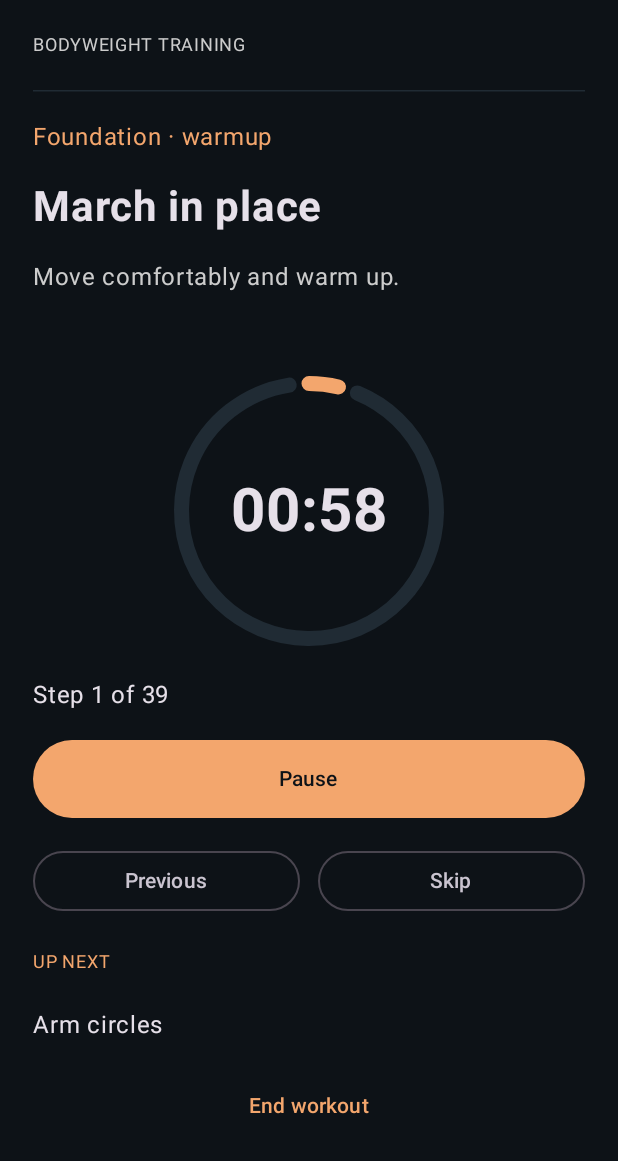
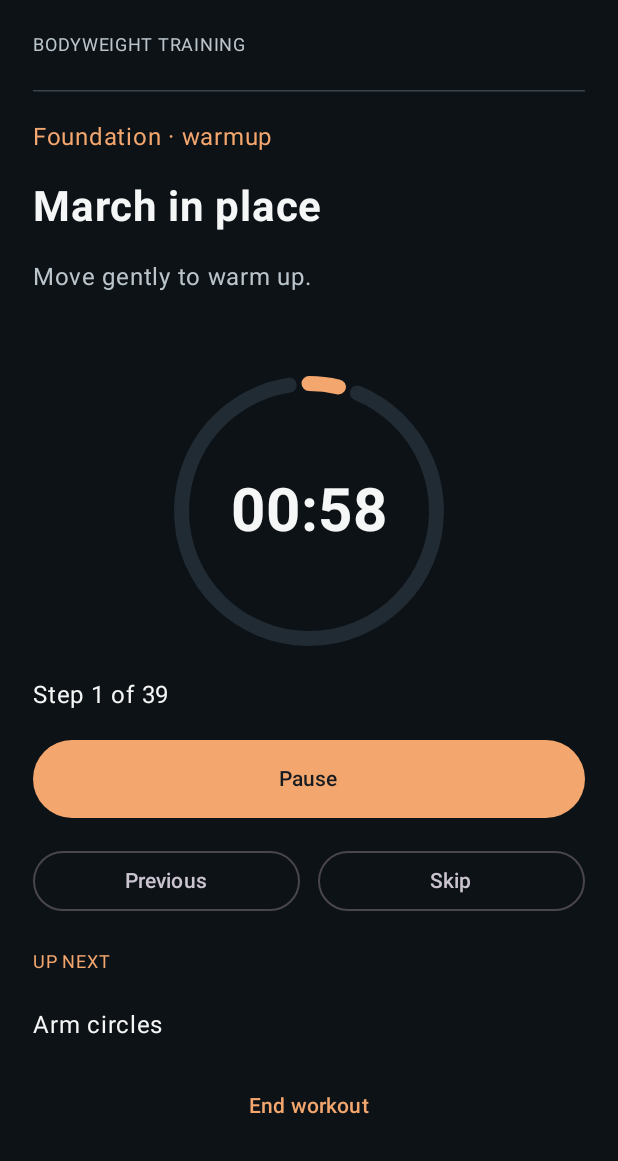
Before and after one commit to JackWilliamDonaghy-Dev/forge-android, an Android app built with Jetpack Compose: the screen it shows after launch (MainActivity), after a tap on an icon or button, on a phone screen of 412 x 824 dp, the part 75-1236 px from its top. Run offline under Robolectric (Android 15) with nearby library versions, the phone set to English and light mode, and no system bars.

Commit message:
feat: concise workout cues and four persistent Compose themes

```diff
--- a/app/build.gradle.kts
+++ b/app/build.gradle.kts
@@ -10,8 +10,8 @@ android {
         applicationId = "dev.jackdonaghy.forge"
         minSdk = 26
         targetSdk = 35
-        versionCode = 1
-        versionName = "0.1.0"
+        versionCode = 2
+        versionName = "0.2.0"
     }
     buildTypes { release { isMinifyEnabled = false } }
     compileOptions {
--- /dev/null
+++ b/app/src/main/java/dev/jackdonaghy/forge/CoachingPrompts.kt
@@ -0,0 +1,10 @@
+package dev.jackdonaghy.forge
+
+/** Keep audible prompts short: the screen already explains what's coming next. */
+object CoachingPrompts {
+    fun start(step: Step): String = when (step.phase) {
+        Phase.REST -> "Rest."
+        Phase.WARMUP, Phase.EXERCISE, Phase.COOLDOWN -> "${step.name}."
+    }
+    const val completed = "Workout complete. Well done."
+}
--- /dev/null
+++ b/app/src/main/java/dev/jackdonaghy/forge/ForgeTheme.kt
@@ -0,0 +1,50 @@
+package dev.jackdonaghy.forge
+
+import androidx.compose.ui.graphics.Color
+
+enum class ForgeTheme(val title: String, val description: String) {
+    EMBER("Ember", "Charcoal & orange"),
+    OCEAN("Ocean", "Navy & cyan"),
+    FOREST("Forest", "Green & sage"),
+    DAYLIGHT("Daylight", "Ivory & blue");
+
+    companion object {
+        fun fromPreference(value: String?): ForgeTheme =
+            entries.firstOrNull { it.name == value } ?: EMBER
+    }
+}
+
+data class ForgePalette(
+    val background: Color,
+    val surface: Color,
+    val accent: Color,
+    val onAccent: Color,
+    val text: Color,
+    val muted: Color,
+    val outline: Color,
+    val isLight: Boolean = false
+)
+
+fun ForgeTheme.palette(): ForgePalette = when (this) {
+    ForgeTheme.EMBER -> ForgePalette(
+        background = Color(0xFF0D1217), surface = Color(0xFF202B34),
+        accent = Color(0xFFF3A66D), onAccent = Color(0xFF151B20),
+        text = Color(0xFFF5F6F6), muted = Color(0xFFBBC5CC), outline = Color(0xFF38454E)
+    )
+    ForgeTheme.OCEAN -> ForgePalette(
+        background = Color(0xFF0C1C2C), surface = Color(0xFF19354A),
+        accent = Color(0xFF66D9E8), onAccent = Color(0xFF08202B),
+        text = Color(0xFFF2FBFF), muted = Color(0xFFB9D3DE), outline = Color(0xFF38576C)
+    )
+    ForgeTheme.FOREST -> ForgePalette(
+        background = Color(0xFF10251E), surface = Color(0xFF223C31),
+        accent = Color(0xFFA5D6A7), onAccent = Color(0xFF152C1A),
+        text = Color(0xFFF4FAF4), muted = Color(0xFFCAD8C9), outline = Color(0xFF43604D)
+    )
+    ForgeTheme.DAYLIGHT -> ForgePalette(
+        background = Color(0xFFF7F5EE), surface = Color(0xFFE9E6DC),
+        accent = Color(0xFF315D8C), onAccent = Color.White,
+        text = Color(0xFF192736), muted = Color(0xFF4B5967), outline = Color(0xFFBFC6CA),
+        isLight = true
+    )
+}
--- a/app/src/main/java/dev/jackdonaghy/forge/ForgeViewModel.kt
+++ b/app/src/main/java/dev/jackdonaghy/forge/ForgeViewModel.kt
@@ -17,14 +17,17 @@ data class ForgeState(
     val timer: TimerSnapshot? = null,
     val speak: Boolean = true,
     val beep: Boolean = true,
+    val theme: ForgeTheme = ForgeTheme.EMBER,
     val sessions: Int = 0,
     val minutes: Int = 0
 )
+
 class ForgeViewModel(application: Application): AndroidViewModel(application) {
     private val prefs = application.getSharedPreferences("forge", 0)
     private val mutable = MutableStateFlow(ForgeState(
         speak = prefs.getBoolean("speak", true),
         beep = prefs.getBoolean("beep", true),
+        theme = ForgeTheme.fromPreference(prefs.getString("theme", null)),
         sessions = prefs.getInt("sessions", 0),
         minutes = prefs.getInt("minutes", 0)
     ))
@@ -47,18 +50,23 @@ class ForgeViewModel(application: Application): AndroidViewModel(application) {
             }
         }
     }
+
     private fun dispatch(cues: List<Cue>) { cues.forEach { outgoing.tryEmit(it) } }
+
     private fun publish() {
         val current = timer ?: return
         mutable.value = mutable.value.copy(timer = current.snapshot)
         if (current.snapshot.completed && !savedCompletion) {
             savedCompletion = true
             val newSessions = mutable.value.sessions + 1
-            val newMinutes = mutable.value.minutes + (mutable.value.plan!!.durationSeconds + 30) / 60
-            prefs.edit().putInt("sessions", newSessions).putInt("minutes", newMinutes).apply()
+            val newMinutes = mutable.value.minutes +
+                (mutable.value.plan!!.durationSeconds + 30) / 60
+            prefs.edit().putInt("sessions", newSessions)
+                .putInt("minutes", newMinutes).apply()
             mutable.value = mutable.value.copy(sessions = newSessions, minutes = newMinutes)
         }
     }
+
     fun start(plan: Plan) {
         timer = WorkoutTimer(plan)
         savedCompletion = false
@@ -66,6 +74,7 @@ class ForgeViewModel(application: Application): AndroidViewModel(application) {
         dispatch(timer!!.toggle(SystemClock.elapsedRealtime()))
         publish()
     }
+
     fun playPause() {
         timer?.let { dispatch(it.toggle(SystemClock.elapsedRealtime())); publish() }
     }
@@ -80,6 +89,7 @@ class ForgeViewModel(application: Application): AndroidViewModel(application) {
         timer = null
         mutable.value = mutable.value.copy(plan = null, timer = null)
     }
+
     fun setSpeak(on: Boolean) {
         prefs.edit().putBoolean("speak", on).apply()
         mutable.value = mutable.value.copy(speak = on)
@@ -88,4 +98,8 @@ class ForgeViewModel(application: Application): AndroidViewModel(application) {
         prefs.edit().putBoolean("beep", on).apply()
         mutable.value = mutable.value.copy(beep = on)
     }
+    fun setTheme(theme: ForgeTheme) {
+        prefs.edit().putString("theme", theme.name).apply()
+        mutable.value = mutable.value.copy(theme = theme)
+    }
 }
--- a/app/src/main/java/dev/jackdonaghy/forge/MainActivity.kt
+++ b/app/src/main/java/dev/jackdonaghy/forge/MainActivity.kt
@@ -5,6 +5,8 @@ import android.os.Bundle
 import android.view.WindowManager
 import androidx.activity.ComponentActivity
 import androidx.activity.compose.setContent
+import androidx.compose.foundation.BorderStroke
+import androidx.compose.foundation.clickable
 import androidx.compose.foundation.layout.*
 import androidx.compose.foundation.rememberScrollState
 import androidx.compose.foundation.shape.RoundedCornerShape
@@ -22,13 +24,8 @@ import androidx.compose.ui.unit.sp
 import androidx.lifecycle.Lifecycle
 import androidx.lifecycle.LifecycleEventObserver
 import androidx.lifecycle.viewmodel.compose.viewModel
-import kotlinx.coroutines.flow.collect
 
-private val ink = Color(0xFF0D1217)
-private val panel = Color(0xFF202B34)
-private val amber = Color(0xFFF3A66D)
-
-class MainActivity: ComponentActivity() {
+class MainActivity : ComponentActivity() {
     override fun onCreate(savedInstanceState: Bundle?) {
         super.onCreate(savedInstanceState)
         setContent { ForgeScreen() }
@@ -36,11 +33,47 @@ class MainActivity: ComponentActivity() {
 }
 
 @Composable
+private fun ThemeSelector(selected: ForgeTheme, palette: ForgePalette, onChange: (ForgeTheme) -> Unit) {
+    Text("APPEARANCE", color = palette.muted, fontSize = 12.sp, fontWeight = FontWeight.Bold)
+    Column(verticalArrangement = Arrangement.spacedBy(10.dp)) {
+        ForgeTheme.entries.chunked(2).forEach { themes ->
+            Row(horizontalArrangement = Arrangement.spacedBy(10.dp)) {
+                themes.forEach { theme ->
+                    val swatch = theme.palette()
+                    val isSelected = selected == theme
+                    Surface(
+                        modifier = Modifier.weight(1f).clickable { onChange(theme) },
+                        shape = RoundedCornerShape(14.dp),
+                        color = swatch.surface,
+                        border = BorderStroke(
+                            if (isSelected) 2.dp else 1.dp,
+                            if (isSelected) palette.accent else palette.outline
+                        )
+                    ) {
+                        Row(
+                            modifier = Modifier.fillMaxWidth().padding(horizontal = 12.dp, vertical = 14.dp),
+                            verticalAlignment = Alignment.CenterVertically,
+                            horizontalArrangement = Arrangement.spacedBy(8.dp)
+                        ) {
+                            Surface(color = swatch.accent, shape = RoundedCornerShape(50), modifier = Modifier.size(14.dp)) {}
+                            Text(theme.title, color = swatch.text, fontSize = 13.sp, fontWeight = FontWeight.Medium)
+                        }
+                    }
+                }
+                if (themes.size == 1) Spacer(Modifier.weight(1f))
+            }
+        }
+    }
+}
+
+@Composable
 private fun ForgeScreen(vm: ForgeViewModel = viewModel()) {
     val state by vm.state.collectAsState()
+    val palette = state.theme.palette()
     val context = LocalContext.current
     val lifecycle = LocalLifecycleOwner.current.lifecycle
     val coach = remember(context) { VoiceCoach(context) }
+
     DisposableEffect(coach) { onDispose { coach.close() } }
     DisposableEffect(lifecycle) {
         val observer = LifecycleEventObserver { _, event ->
@@ -59,31 +92,51 @@ private fun ForgeScreen(vm: ForgeViewModel = viewModel()) {
             coach.play(cue, vm.state.value.speak, vm.state.value.beep)
         }
     }
-    MaterialTheme(colorScheme = darkColorScheme(primary = amber, onPrimary = ink, background = ink, surface = panel)) {
-        Scaffold(containerColor = ink) { outer ->
+
+    val colors = if (palette.isLight) {
+        lightColorScheme(
+            primary = palette.accent, onPrimary = palette.onAccent,
+            background = palette.background, onBackground = palette.text,
+            surface = palette.surface, onSurface = palette.text,
+            outline = palette.outline
+        )
+    } else {
+        darkColorScheme(
+            primary = palette.accent, onPrimary = palette.onAccent,
+            background = palette.background, onBackground = palette.text,
+            surface = palette.surface, onSurface = palette.text,
+            outline = palette.outline
+        )
+    }
+
+    MaterialTheme(colorScheme = colors) {
+        Scaffold(containerColor = palette.background) { outer ->
             Column(
                 Modifier.fillMaxSize().padding(outer).verticalScroll(rememberScrollState())
                     .padding(22.dp),
                 verticalArrangement = Arrangement.spacedBy(18.dp)
             ) {
-                Text("FORGE", color = amber, fontSize = 24.sp, fontWeight = FontWeight.Black)
-                Text("BODYWEIGHT TRAINING", fontSize = 12.sp, color = Color.LightGray)
-                HorizontalDivider(color = panel)
+                Text("FORGE", color = palette.accent, fontSize = 24.sp, fontWeight = FontWeight.Black)
+                Text("BODYWEIGHT TRAINING", fontSize = 12.sp, color = palette.muted)
+                HorizontalDivider(color = palette.outline)
                 if (state.plan == null) {
                     Text("Choose your session.", fontSize = 27.sp, fontWeight = FontWeight.Bold)
                     Text("${state.sessions} completed workouts  ·  ${state.minutes} minutes trained")
                     Plans.all.forEach { plan ->
-                        Card(colors = CardDefaults.cardColors(containerColor = panel)) {
-                            Column(Modifier.fillMaxWidth().padding(18.dp), verticalArrangement = Arrangement.spacedBy(9.dp)) {
+                        Card(colors = CardDefaults.cardColors(containerColor = palette.surface)) {
+                            Column(
+                                Modifier.fillMaxWidth().padding(18.dp),
+                                verticalArrangement = Arrangement.spacedBy(9.dp)
+                            ) {
                                 Text(plan.name, fontSize = 22.sp, fontWeight = FontWeight.Bold)
-                                Text("${plan.durationLabel}  ·  ${plan.level}", color = amber)
+                                Text("${plan.durationLabel}  ·  ${plan.level}", color = palette.accent)
                                 Button(onClick = { vm.start(plan) }, modifier = Modifier.fillMaxWidth()) {
                                     Text("Start ${plan.name}")
                                 }
                             }
                         }
                     }
-                    Card(colors = CardDefaults.cardColors(containerColor = panel)) {
+                    Card(colors = CardDefaults.cardColors(containerColor = palette.surface)) {
                         Column(Modifier.fillMaxWidth().padding(15.dp)) {
                             Row(verticalAlignment = Alignment.CenterVertically) {
                                 Text("Spoken coaching", Modifier.weight(1f))
@@ -95,6 +148,7 @@ private fun ForgeScreen(vm: ForgeViewModel = viewModel()) {
                             }
                         }
                     }
+                    ThemeSelector(state.theme, palette, vm::setTheme)
                 } else {
                     val plan = state.plan!!
                     val timer = state.timer!!
@@ -104,16 +158,16 @@ private fun ForgeScreen(vm: ForgeViewModel = viewModel()) {
                         Button(onClick = vm::leave) { Text("Back to workouts") }
                     } else {
                         val step = plan.steps[timer.index]
-                        Text("${plan.name} · ${step.phase.name.lowercase()}", color = amber)
+                        Text("${plan.name} · ${step.phase.name.lowercase()}", color = palette.accent)
                         Text(step.name, fontSize = 28.sp, fontWeight = FontWeight.Bold)
-                        Text(step.guidance, color = Color.LightGray)
+                        Text(step.guidance, color = palette.muted)
                         Spacer(Modifier.height(15.dp))
                         Box(Modifier.fillMaxWidth().height(185.dp), contentAlignment = Alignment.Center) {
                             CircularProgressIndicator(
                                 progress = { (1f - timer.remainingMs.toFloat() / (step.seconds * 1000f)).coerceIn(0f, 1f) },
                                 modifier = Modifier.size(180.dp),
                                 strokeWidth = 10.dp,
-                                trackColor = panel
+                                trackColor = palette.surface
                             )
                             val seconds = (timer.remainingMs + 999L) / 1000L
                             Text("%02d:%02d".format(seconds / 60, seconds % 60),
@@ -128,14 +182,14 @@ private fun ForgeScreen(vm: ForgeViewModel = viewModel()) {
                             OutlinedButton(onClick = vm::skip, modifier = Modifier.weight(1f)) { Text("Skip") }
                         }
                         plan.steps.getOrNull(timer.index + 1)?.let { next ->
-                            Text("UP NEXT", color = amber, fontSize = 12.sp)
+                            Text("UP NEXT", color = palette.accent, fontSize = 12.sp)
                             Text(next.name)
                         }
                         TextButton(onClick = vm::leave, modifier = Modifier.fillMaxWidth()) { Text("End workout") }
                     }
                 }
                 Text("Exercise in a cool space; hydrate and stop if dizzy or overheated.",
-                    color = Color.LightGray, fontSize = 12.sp)
+                    color = palette.muted, fontSize = 12.sp)
             }
         }
     }
--- a/app/src/main/java/dev/jackdonaghy/forge/VoiceCoach.kt
+++ b/app/src/main/java/dev/jackdonaghy/forge/VoiceCoach.kt
@@ -20,26 +20,32 @@ class VoiceCoach(context: Context) {
             }
         }
     }
+
     fun play(cue: Cue, voice: Boolean, beeps: Boolean) {
-        when(cue) {
+        when (cue) {
             is Cue.Started -> {
                 if (beeps) tone.startTone(ToneGenerator.TONE_PROP_ACK, 120)
                 if (voice && ready) {
-                    val phrase = when(cue.step.phase) {
-                        Phase.WARMUP -> "Warm up. "
-                        Phase.EXERCISE -> "Go. "
-                        Phase.REST -> "Rest. "
-                        Phase.COOLDOWN -> "Cool down. "
-                    } + cue.step.name + ". " + cue.step.guidance
-                    tts?.speak(phrase, TextToSpeech.QUEUE_FLUSH, null, "exercise")
+                    tts?.speak(CoachingPrompts.start(cue.step),
+                        TextToSpeech.QUEUE_FLUSH, null, "exercise")
                 }
             }
-            is Cue.Countdown -> if (beeps) tone.startTone(ToneGenerator.TONE_PROP_BEEP, 100)
+            is Cue.Countdown -> if (beeps) {
+                tone.startTone(ToneGenerator.TONE_PROP_BEEP, 100)
+            }
             Cue.Finished -> {
                 if (beeps) tone.startTone(ToneGenerator.TONE_PROP_ACK, 200)
-                if (voice && ready) tts?.speak("Workout complete. Well done.", TextToSpeech.QUEUE_FLUSH, null, "done")
+                if (voice && ready) {
+                    tts?.speak(CoachingPrompts.completed,
+                        TextToSpeech.QUEUE_FLUSH, null, "done")
+                }
             }
         }
     }
-    fun close() { tts?.stop(); tts?.shutdown(); tone.release() }
+
+    fun close() {
+        tts?.stop()
+        tts?.shutdown()
+        tone.release()
+    }
 }
--- a/app/src/main/java/dev/jackdonaghy/forge/WorkoutPlan.kt
+++ b/app/src/main/java/dev/jackdonaghy/forge/WorkoutPlan.kt
@@ -8,29 +8,47 @@ data class Plan(val id: String, val name: String, val level: String, val steps:
     val durationSeconds: Int get() = steps.sumOf { it.seconds }
     val durationLabel: String get() = "%d:%02d".format(durationSeconds / 60, durationSeconds % 60)
 }
+
 object Plans {
     private val warmup = listOf("March in place", "Arm circles", "Hip hinges", "Easy squats")
     private val cooldown = listOf("Slow march", "Quad stretch", "Calf stretch and breathe")
-    private val foundation = listOf("Bodyweight squats", "Incline push-ups", "Reverse lunges", "Glute bridges",
-        "Marching high knees", "Forearm plank", "Dead bugs", "Step-out jacks")
-    private val build = listOf("Bodyweight squats", "Push-ups", "Alternating lunges", "Mountain climbers",
-        "Right side plank", "Left side plank", "Glute bridge march", "High knees", "Squat pulses")
-    private val challenge = listOf("Squat jumps", "Push-ups", "Reverse lunges", "Mountain climbers",
-        "Plank shoulder taps", "Fast feet", "Split squats", "Step-back burpees")
-    private fun create(id: String, label: String, level: String, exercises: List<String>,
-                       rounds: Int, workSeconds: Int, restSeconds: Int): Plan {
+    private val foundation = listOf(
+        "Bodyweight squats", "Incline push-ups", "Reverse lunges", "Glute bridges",
+        "Marching high knees", "Forearm plank", "Dead bugs", "Step-out jacks"
+    )
+    private val build = listOf(
+        "Bodyweight squats", "Push-ups", "Alternating lunges", "Mountain climbers",
+        "Right side plank", "Left side plank", "Glute bridge march", "High knees", "Squat pulses"
+    )
+    private val challenge = listOf(
+        "Squat jumps", "Push-ups", "Reverse lunges", "Mountain climbers",
+        "Plank shoulder taps", "Fast feet", "Split squats", "Step-back burpees"
+    )
+
+    private fun create(
+        id: String, label: String, level: String, exercises: List<String>,
+        rounds: Int, workSeconds: Int, restSeconds: Int
+    ): Plan {
         val steps = mutableListOf<Step>()
-        warmup.forEach { steps += Step(it, "Move comfortably and warm up.", 60, Phase.WARMUP) }
+        warmup.forEach { steps += Step(it, "Move gently to warm up.", 60, Phase.WARMUP) }
+
         repeat(rounds) { round ->
             exercises.forEachIndexed { i, name ->
-                steps += Step(name, "Keep good form; adjust intensity when needed. Round ${round + 1} of $rounds.", workSeconds, Phase.EXERCISE)
-                val upcoming = if (i == exercises.lastIndex) exercises.first() else exercises[i + 1]
-                steps += Step("Recover", "Breathe. Next: $upcoming", restSeconds, Phase.REST)
+                // Round counts are for the plan structure, not spoken on every exercise.
+                steps += Step(name, "Keep a comfortable, controlled pace.", workSeconds, Phase.EXERCISE)
+                val upcoming = when {
+                    i < exercises.lastIndex -> exercises[i + 1]
+                    round < rounds - 1 -> exercises.first()
+                    else -> cooldown.first()
+                }
+                steps += Step("Rest", "Up next: $upcoming", restSeconds, Phase.REST)
             }
         }
-        cooldown.forEach { steps += Step(it, "Breathe slowly and recover.", 60, Phase.COOLDOWN) }
+
+        cooldown.forEach { steps += Step(it, "Relax and breathe.", 60, Phase.COOLDOWN) }
         return Plan(id, label, level, steps)
     }
+
     val all: List<Plan> = listOf(
         create("foundation", "Foundation", "Steady", foundation, 2, 45, 20),
         create("build", "Build", "Moderate", build, 2, 55, 20),
--- a/app/src/main/java/dev/jackdonaghy/forge/WorkoutTimer.kt
+++ b/app/src/main/java/dev/jackdonaghy/forge/WorkoutTimer.kt
@@ -6,12 +6,15 @@ sealed interface Cue {
     data class Countdown(val number: Int): Cue
     data object Finished: Cue
 }
+
 class WorkoutTimer(private val plan: Plan) {
     init { require(plan.steps.isNotEmpty()) }
     var snapshot = TimerSnapshot(0, plan.steps.first().seconds * 1000L, false, false)
         private set
     private var deadline = 0L
     private var announced = 4
+    private var startedCurrentStep = false
+
     fun toggle(now: Long): List<Cue> {
         if (snapshot.completed) return emptyList()
         if (snapshot.running) {
@@ -21,11 +24,20 @@ class WorkoutTimer(private val plan: Plan) {
         deadline = now + snapshot.remainingMs
         announced = 4
         snapshot = snapshot.copy(running = true)
+
+        // Announce a step when it first begins, never every time it is resumed.
+        if (startedCurrentStep) return emptyList()
+        startedCurrentStep = true
         return listOf(Cue.Started(plan.steps[snapshot.index]))
     }
-    fun pause(now: Long) { if (snapshot.running) toggle(now) }
+
+    fun pause(now: Long) {
+        if (snapshot.running) toggle(now)
+    }
+
     fun skip(now: Long): List<Cue> = advance(snapshot.index + 1, now, snapshot.running)
     fun previous(now: Long): List<Cue> = advance((snapshot.index - 1).coerceAtLeast(0), now, snapshot.running)
+
     private fun advance(index: Int, now: Long, running: Boolean): List<Cue> {
         if (snapshot.completed) return emptyList()
         if (index >= plan.steps.size) {
@@ -36,8 +48,10 @@ class WorkoutTimer(private val plan: Plan) {
         deadline = now + step.seconds * 1000L
         announced = 4
         snapshot = TimerSnapshot(index, step.seconds * 1000L, running, false)
+        startedCurrentStep = running
         return if (running) listOf(Cue.Started(step)) else emptyList()
     }
+
     fun tick(now: Long): List<Cue> {
         if (!snapshot.running || snapshot.completed) return emptyList()
         val cues = mutableListOf<Cue>()
```
Also changed, not shown: 4 other files.
